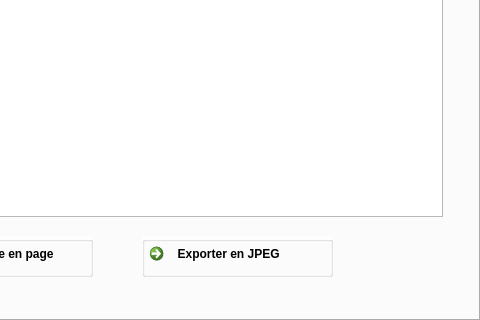
Old version of the form map_cen_dialog_base.ui in the repository CEN-Nouvelle-Aquitaine/map_cen; both pictures show x 670 to 1150 and y 460 to 780 of the 1150 by 780 pixel window.
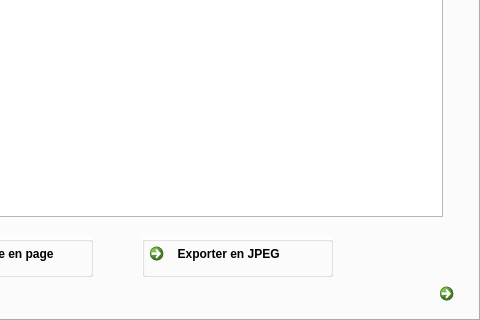
New version of the form. Icons and pictures are not drawn.

```diff
--- a/map_cen_dialog_base.ui
+++ b/map_cen_dialog_base.ui
@@ -441,6 +441,35 @@
       <bool>true</bool>
      </property>
     </widget>
+    <widget class="QCommandLinkButton" name="commandLinkButton_3">
+     <property name="geometry">
+      <rect>
+       <x>1100</x>
+       <y>710</y>
+       <width>41</width>
+       <height>41</height>
+      </rect>
+     </property>
+     <property name="font">
+      <font>
+       <family>Segoe UI</family>
+       <pointsize>9</pointsize>
+      </font>
+     </property>
+     <property name="text">
+      <string/>
+     </property>
+     <property name="icon">
+      <iconset resource="../loadercen/resources.qrc">
+       <normaloff>:/plugins/LoaderCEN/info.png</normaloff>:/plugins/LoaderCEN/info.png</iconset>
+     </property>
+     <property name="iconSize">
+      <size>
+       <width>25</width>
+       <height>25</height>
+      </size>
+     </property>
+    </widget>
     <zorder>graphicsView</zorder>
     <zorder>groupBox_5</zorder>
     <zorder>groupBox_2</zorder>
```
Left out of the diff: 1 changed line with no effect on the pictures.
